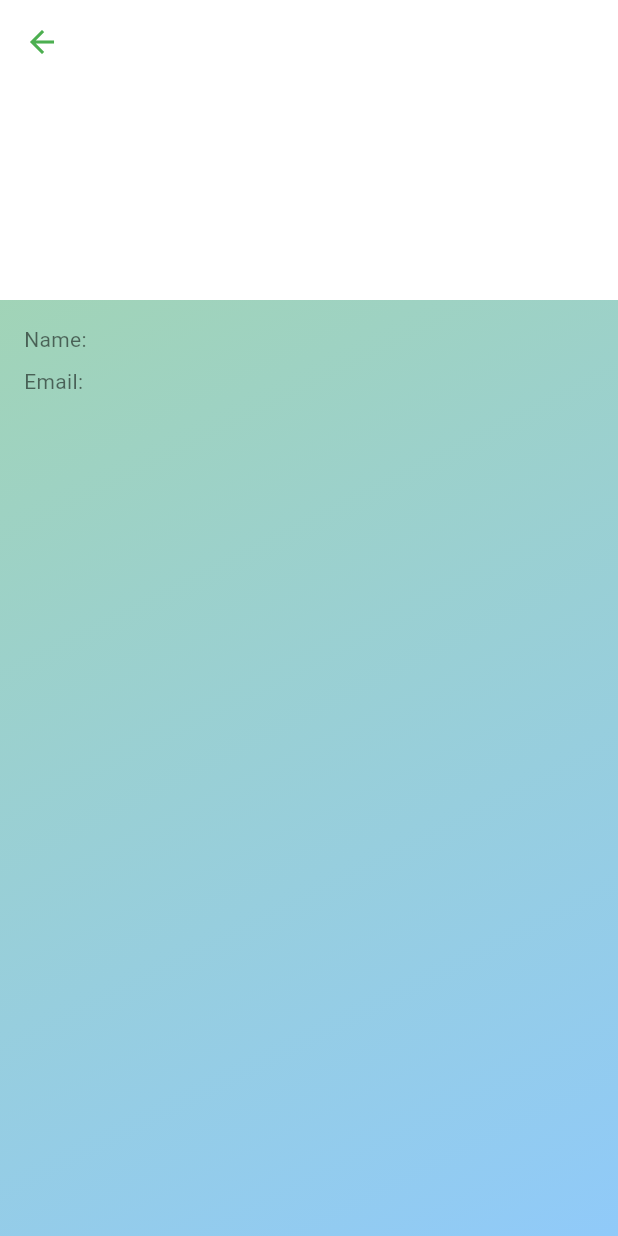
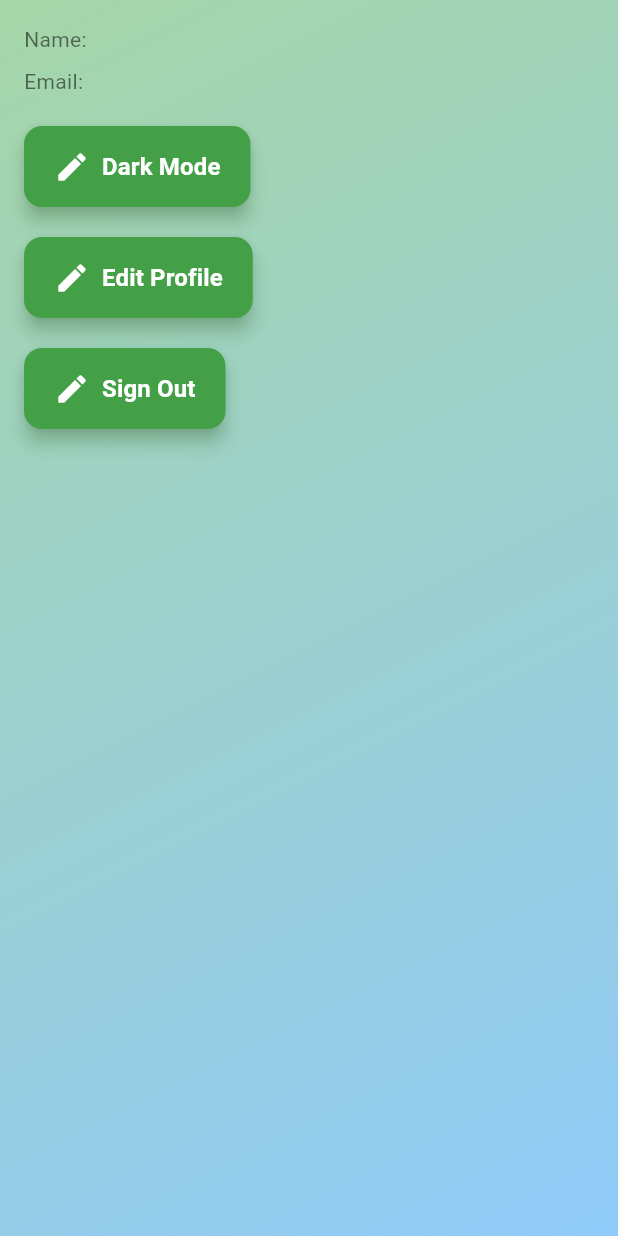
Before and after one commit to IshanMadusanka13/ZeroWaste, a Flutter app: the UserProfile screen opened by its route, on a phone screen of 412 x 824 dp. Run offline on Flutter 3.47's test engine with Material 3 defaults, Android fonts, the phone set to English and light mode, and no system bars; our stand-ins replace cloud_firestore, firebase_core, go_router, pdf, persistent_bottom_nav_bar, printing; missing offline and left inert: flutter_osm_plugin, material_dialogs; accounts and stored records are empty.

Commit message:
bin Complete

```diff
--- a/lib/repositories/waste_bin_repository.dart
+++ b/lib/repositories/waste_bin_repository.dart
@@ -13,7 +13,7 @@ class WasteBinRepository {
     }
   }
 
-  Future<void> updateBin(String binId, WasteBin wasteBin) async {
+  Future<void> updateBin(WasteBin wasteBin) async {
     try {
       await _binCollection.doc(wasteBin.id).update(wasteBin.toMap());
     } catch (e) {
--- a/lib/screens/userManagement/user_profile.dart
+++ b/lib/screens/userManagement/user_profile.dart
@@ -1,4 +1,5 @@
 import 'package:flutter/material.dart';
+import 'package:go_router/go_router.dart';
 import 'package:provider/provider.dart';
 import 'package:zero_waste/models/household_user.dart';
 import 'package:zero_waste/models/user.dart';
@@ -52,17 +53,6 @@ class _UserProfileState extends State<UserProfile> {
               ? const Center(child: CircularProgressIndicator())
               : CustomScrollView(
                   slivers: [
-                    SliverAppBar(
-                      expandedHeight: 200.0,
-                      floating: false,
-                      pinned: true,
-                      leading: IconButton(
-                        icon: const Icon(Icons.arrow_back, color: Colors.green),
-                        onPressed: () {
-                          Navigator.pop(context);
-                        },
-                      ),
-                    ),
                     SliverToBoxAdapter(
                       child: Padding(
                         padding: const EdgeInsets.all(16.0),
@@ -72,6 +62,29 @@ class _UserProfileState extends State<UserProfile> {
                             Text('Name: ${hhu.fName}'),
                             SizedBox(height: 8.0),
                             Text('Email: ${hhu.mobile}'),
+
+                            const SizedBox(height: 20),
+                            _buildDashboardButton(
+                              context: context,
+                              text: 'Dark Mode',
+                              icon: Icons.create,
+                              route: '/',
+                            ),
+                            const SizedBox(height: 20),
+                            _buildDashboardButton(
+                              context: context,
+                              text: 'Edit Profile',
+                              icon: Icons.create,
+                              route: '/',
+                            ),
+                            const SizedBox(height: 20),
+                            _buildDashboardButton(
+                              context: context,
+                              text: 'Sign Out',
+                              icon: Icons.create,
+                              route: '/',
+                            ),
+
                           ],
                         ),
                       ),
@@ -82,4 +95,36 @@ class _UserProfileState extends State<UserProfile> {
       ),
     );
   }
+  Widget _buildDashboardButton({
+    required BuildContext context,
+    required String text,
+    required IconData icon,
+    required String route,
+  }) {
+    return ElevatedButton.icon(
+      onPressed: () => context.go(route),
+      style: ElevatedButton.styleFrom(
+        padding: const EdgeInsets.symmetric(vertical: 15, horizontal: 20),
+        shape: RoundedRectangleBorder(
+          borderRadius: BorderRadius.circular(12),
+        ),
+        elevation: 5,
+        backgroundColor: Colors.green.shade600,
+        shadowColor: Colors.green.shade300,
+      ),
+      icon: Icon(
+        icon,
+        color: Colors.white,
+        size: 24,
+      ),
+      label: Text(
+        text,
+        style: const TextStyle(
+          fontSize: 16,
+          fontWeight: FontWeight.bold,
+          color: Colors.white,
+        ),
+      ),
+    );
+  }
 }
```
Also changed, not shown: lib/screens/binManagement/bin_view.dart (+137 -16 lines), lib/screens/binManagement/create_bin_screen.dart (+17 -1 lines), pubspec.lock.
